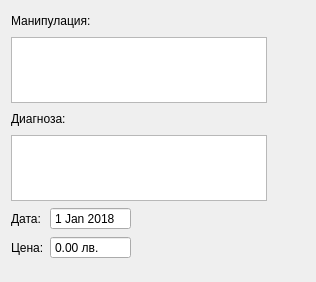
This is src/View/ProcedureDialog/CommonFields/CommonFields.ui in thefinalcutbg/DinoDent as Qt 5 draws it before an edit. The edited form follows.
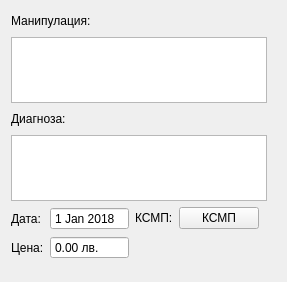
This is the edited form. Custom widgets are drawn as their Qt base class.

Commit message: ksmp implemented

```diff
--- a/src/View/ProcedureDialog/CommonFields/CommonFields.ui
+++ b/src/View/ProcedureDialog/CommonFields/CommonFields.ui
@@ -6,7 +6,7 @@
    <rect>
     <x>0</x>
     <y>0</y>
-    <width>316</width>
+    <width>287</width>
     <height>282</height>
    </rect>
   </property>
@@ -25,7 +25,7 @@
   <property name="windowTitle">
    <string>CommonFields</string>
   </property>
-  <layout class="QVBoxLayout" name="verticalLayout_3">
+  <layout class="QVBoxLayout" name="verticalLayout_4">
    <item>
     <layout class="QHBoxLayout" name="horizontalLayout_2">
      <item>
@@ -258,6 +258,44 @@
        </item>
       </layout>
      </item>
+     <item>
+      <layout class="QVBoxLayout" name="verticalLayout_3">
+       <item>
+        <layout class="QHBoxLayout" name="horizontalLayout_7">
+         <item>
+          <widget class="QLabel" name="label">
+           <property name="text">
+            <string>КСМП:</string>
+           </property>
+          </widget>
+         </item>
+         <item>
+          <widget class="QPushButton" name="ksmpButton">
+           <property name="text">
+            <string>КСМП</string>
+           </property>
+          </widget>
+         </item>
+        </layout>
+       </item>
+       <item>
+        <spacer name="verticalSpacer_2">
+         <property name="orientation">
+          <enum>Qt::Vertical</enum>
+         </property>
+         <property name="sizeType">
+          <enum>QSizePolicy::Expanding</enum>
+         </property>
+         <property name="sizeHint" stdset="0">
+          <size>
+           <width>20</width>
+           <height>0</height>
+          </size>
+         </property>
+        </spacer>
+       </item>
+      </layout>
+     </item>
      <item>
       <spacer name="horizontalSpacer_3">
        <property name="orientation">
```
Left out of the diff: 4 changed lines with no effect on the pictures. The commit also changes 50 other files.
